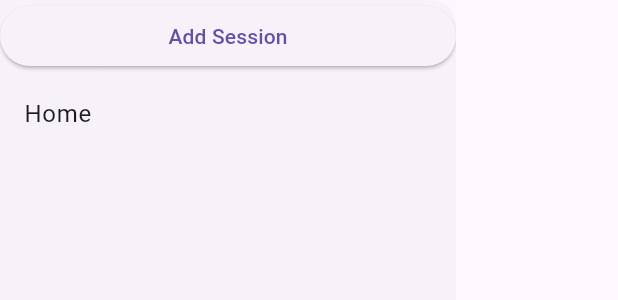
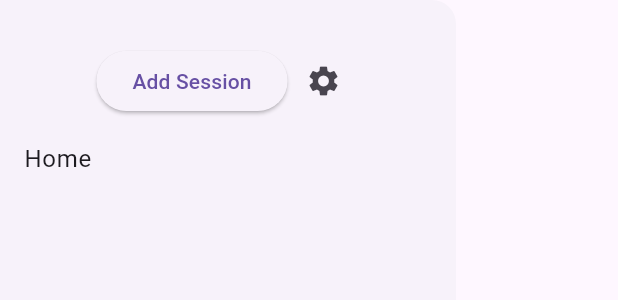
Before and after one commit to Maxime267/gym_app, a Flutter app: the DrawerWidget widget shown alone on an empty page, opened directly, after a tap on "Add Session", on a phone screen of 412 x 824 dp. Shown: the top 300 px of the screen. Run offline on Flutter 3.47's test engine with Material 3 defaults, Android fonts, the phone set to English and light mode, and no system bars; our stand-ins replace bloc, flutter_bloc; network calls fail.

Commit message:
tiens mon petit yanis

```diff
--- a/lib/logic/bloc/drawer.dart
+++ b/lib/logic/bloc/drawer.dart
@@ -30,7 +30,8 @@ class DrawerEventRenameButton extends DrawerEvent {
 
 class DrawerEventRenameText extends DrawerEvent {
   final int pageid;
-  DrawerEventRenameText({required this.pageid});
+  final String newName;
+  DrawerEventRenameText({required this.pageid, required this.newName});
 }
 
 //State
@@ -102,5 +103,11 @@ class DrawerBloc extends Bloc<DrawerEvent, DrawerState> {
     on<DrawerEventRenameButton>((event, emit) {
       emit(DrawerState("RenameButton", event.pageid));
     });
+
+    on<DrawerEventRenameText>((event, emit) {
+      DrawerState.renameItem(event.pageid,event.newName);
+      emit(DrawerState("RenameText", event.pageid));
+    });
+
   }
 }
--- a/lib/presentation/widgets/widget_drawer.dart
+++ b/lib/presentation/widgets/widget_drawer.dart
@@ -11,38 +11,51 @@ class DrawerWidget extends StatelessWidget {
     final myMap = DrawerState.items;
 
     return Drawer(
-      child: ListView(
+      child:
+      Column(
         children: [
-          // Button to add a new session/item to the drawer
+          SizedBox(height: 30,),
+
+          Row(
+            mainAxisAlignment: MainAxisAlignment.center,
+            children: [
               ElevatedButton(
                     onPressed: () {
-              // Dispatch AddDrawerItemEvent to add a new item to the drawer
                       context.read<DrawerBloc>().add(
                         AddDrawerItemEvent(
-                  itemName: nameSession(), // Name of the item
+                          itemName: nameSession(),
                           itemPage:
                               (context) =>
-                          TestPageUI(), // Widget to display for the item
+                                  TestPageUI(),
                         ),
                       );
                     },
                     child: Text("Add Session"),
                   ),
-
-
-
-          // Display the drawer items using ListView.builder
+              IconButton(
+                onPressed: () {
+                  //TODO setting send page
+                },
+                icon: Icon(Icons.settings),
+                tooltip: 'Settings',
+              )
+            ],
+          ),
+          Expanded(
+            child: ListView(
+              children: [
                 ListView.separated(
                   separatorBuilder: (context,index) => Divider(
                     color: Colors.black,
                   ),
                   shrinkWrap:
-                true, // Ensures the list view takes only as much space as needed
+                      true,
+                  physics: BouncingScrollPhysics(),
                   itemCount: myMap.length,
                   itemBuilder: (context, index) {
                     final entry = myMap.entries.elementAt(index);
                     final key = entry.key;
-              final value = entry.value;
+                    //final value = entry.value;
 
                     return Column(
                       children: [
@@ -50,8 +63,11 @@ class DrawerWidget extends StatelessWidget {
                           builder: (context, state) {
                           if(state.action == "RenameButton" && state.selectedItemId == key){
                             return TextField(
-                        //onSubmitted: ,
-
+                              onSubmitted: (newName){
+                                context.read<DrawerBloc>().add(
+                                  DrawerEventRenameText(pageid: state.selectedItemId, newName: newName),
+                                );
+                              },
                             );
                           }
                           else{
@@ -71,7 +87,7 @@ class DrawerWidget extends StatelessWidget {
                         if(key != 1) Row(
                           mainAxisAlignment: MainAxisAlignment.center,
                           children: [
-                    ElevatedButton.icon(
+                          IconButton(
                             onPressed: () {
                               print("Trashed" + "$key");
                               context.read<DrawerBloc>().add(
@@ -79,9 +95,10 @@ class DrawerWidget extends StatelessWidget {
                               );
                             },
                             icon: Icon(Icons.delete),
-                      label: Text("Delete"),
+                            tooltip: "Delete",
                           ),
-                    ElevatedButton.icon(
+                          Spacer(),
+                          IconButton(
                             onPressed: () {
                               print("Rename " + "$key");
                               context.read<DrawerBloc>().add(
@@ -89,12 +106,15 @@ class DrawerWidget extends StatelessWidget {
                               );
                             },
                             icon: Icon(Icons.edit),
-                      label: Text("Rename"),
+                            tooltip: "Rename",
                           ),
-                  ])
+                        ]),
                       ],
                     );
                   },
+                ),
+              ],
+            ),
           ),
         ],
       ),
```
Lines whose indentation alone changed are shown as unchanged.
